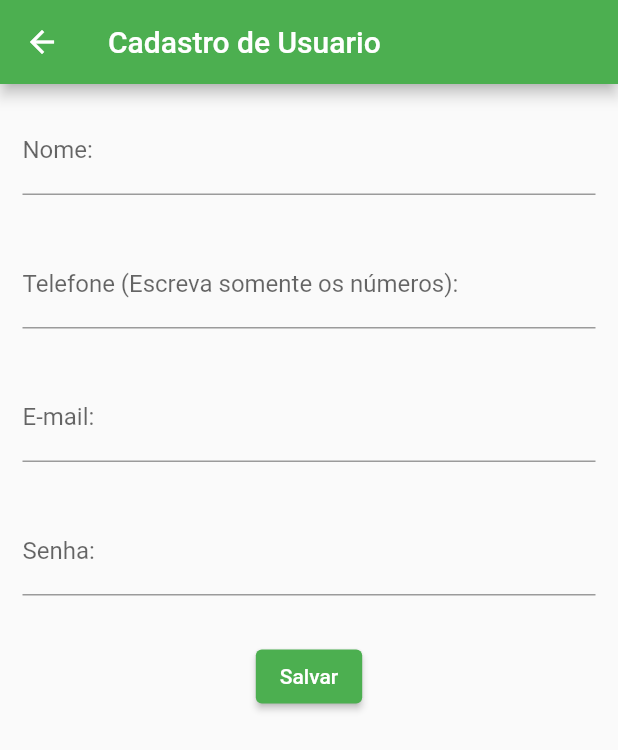
After one commit to souza99/d_d_master_flutter, a Flutter app: the screen it shows after launch, after a tap on "Cadastro de Usuario", on a phone screen of 412 x 824 dp. The commit adds this screen. Shown: the top 750 px of the screen. Run offline on Flutter 3.47's test engine with Material 2 defaults, Android fonts, the phone set to English and light mode, and no system bars; our stand-ins replace sqflite; accounts and stored records are empty.

Commit message:
Feita tela de cadastro de usuario, retirado pasta de estilos uma vez que não são mais necessários adicionadas dependencias do sqlite

```diff
--- a/lib/Styles/colors.dart
+++ /dev/null
@@ -1,7 +0,0 @@
-import 'package:flutter/material.dart';
-
-class Cores {
-  Color Verde() {
-    return Color.fromRGBO(0, 204, 0, 1);
-  }
-}
--- a/lib/View/menu.dart
+++ b/lib/View/menu.dart
@@ -1,9 +1,9 @@
 import 'package:flutter/material.dart';
-import '../Styles/colors.dart' as colors;
 
 class Menu extends StatelessWidget {
   String? email;
   String? senha;
+
   Widget criarBotao(String nomeBotao, VoidCallback? acaoBotao) {
     return ElevatedButton(
       child: Text(nomeBotao),
@@ -23,7 +23,7 @@ class Menu extends StatelessWidget {
     return Scaffold(
         appBar: AppBar(
           title: const Center(child: Text("Rpg Master")),
-          backgroundColor: colors.Cores().Verde(),
+          backgroundColor: Colors.green,
         ),
         body: Center(
           child: Column(
@@ -75,7 +75,9 @@ class Menu extends StatelessWidget {
               criarBotao("Hello World",
                   () => Navigator.pushNamed(context, "/helloWorld")),
               criarBotao("Calculadora",
-                  () => Navigator.pushNamed(context, "/calculadora"))
+                  () => Navigator.pushNamed(context, "/calculadora")),
+              criarBotao("Cadastro de Usuario",
+                      () => Navigator.pushNamed(context, "/usuarioCadastro"))
             ],
           ),
         ));
--- /dev/null
+++ b/lib/View/usuario_cadastro.dart
@@ -0,0 +1,106 @@
+import 'package:flutter/material.dart';
+import 'package:path/path.dart';
+import 'package:sqflite/sqflite.dart';
+
+class UsuarioCadastro extends StatelessWidget {
+
+  UsuarioCadastro({Key? key}) : super(key: key);
+
+  late int? id;
+  late String nome;
+  late String telefone;
+  late String email;
+  late String senha;
+
+  Future<int> salvarUsuario(String nome, String telefone, String email, String senha, [int? id]) async {
+    String caminho = join(await getDatabasesPath(), 'banco');
+    Database banco = await openDatabase(caminho, version: 1);
+
+    String sql;
+    Future<int> linhasAfetadas;
+    if (id == null) {
+      sql = 'INSERT INTO usuario (nome, telefone, email, senha) VALUES (?,?,?,?)';
+      linhasAfetadas = banco.rawInsert(sql, [nome, telefone, ]);
+    } else {
+      sql = 'UPDATE usuario SET nome = ?, telefone = ?, email = ?, senha = ? WHERE id = ?';
+      linhasAfetadas = banco.rawUpdate(sql, [nome, telefone, email, senha, id]);
+    }
+    return linhasAfetadas;
+  }
+
+
+  @override
+  Widget build(BuildContext context) {
+    return Scaffold(
+      appBar: AppBar(
+        title: const Text("Cadastro de Usuario", textAlign: TextAlign.center,),
+        backgroundColor: Colors.green,
+      ),
+      body: SingleChildScrollView(
+        child: Column(
+          children: [
+            Padding(padding: EdgeInsets.all(15),
+              child: TextFormField(
+                onChanged: (value) => nome = value,
+                keyboardType: TextInputType.text,
+                decoration: const InputDecoration(
+                  label: Text("Nome:"),
+                  hintText: "Ex: João José da Costa",
+                ),
+              ),
+            ),
+
+            Padding(padding: EdgeInsets.all(15),
+              child: TextFormField(
+                onChanged: (value) => telefone = value,
+                keyboardType: TextInputType.text,
+                decoration: const InputDecoration(
+                  label: Text("Telefone (Escreva somente os números): "),
+                  hintText: "Ex: 01999999999",
+                ),
+              ),
+            ),
+
+            Padding(padding: EdgeInsets.all(15),
+              child: TextFormField(
+                onChanged: (value) => email = value,
+                keyboardType: TextInputType.text,
+                decoration: const InputDecoration(
+                  label: Text("E-mail:"),
+                  hintText: "Ex: exemplo@email.com",
+                ),
+              ),
+            ),
+
+            Padding(padding: EdgeInsets.all(15),
+              child: TextFormField(
+                onChanged: (value) => senha = value,
+                keyboardType: TextInputType.visiblePassword,
+                decoration: const InputDecoration(
+                  label: Text("Senha:"),
+                  hintText: "Ex: 123456",
+                ),
+              ),
+            ),
+
+            Padding(padding: const EdgeInsets.all(15),
+              child: ElevatedButton(
+                child: const Text("Salvar"),
+                style: ButtonStyle(
+                  backgroundColor: MaterialStateProperty.all<Color>(Colors.green),
+                ),
+                onPressed: () {
+                  salvarUsuario(nome, telefone, email, senha, id);
+                  Navigator.pop(context);
+                },
+              ),
+            ),
+
+          ],
+        ),
+      )
+    );
+    throw UnimplementedError();
+  }
+
+}
--- a/lib/main.dart
+++ b/lib/main.dart
@@ -3,6 +3,7 @@ import 'package:rpg_d_d_flutter/View/hello_world.dart';
 import 'package:rpg_d_d_flutter/View/calculadora.dart';
 import 'package:rpg_d_d_flutter/View/menu.dart';
 import 'package:flutter/material.dart';
+import 'package:rpg_d_d_flutter/View/usuario_cadastro.dart';
 
 void main() {
   runApp(const MyApp());
@@ -24,6 +25,7 @@ class MyApp extends StatelessWidget {
         "/calcularIdade": (context) => CalcularIdade(),
         "/helloWorld": (context) => HelloWorld(),
         "/calculadora": (context) => Calculadora(),
+        "/usuarioCadastro": (context) => UsuarioCadastro(),
       },
       // const MyHomePage(title: 'Primeiro app'),
     );
--- a/pubspec.yaml
+++ b/pubspec.yaml
@@ -34,6 +34,9 @@ dependencies:
   # The following adds the Cupertino Icons font to your application.
   # Use with the CupertinoIcons class for iOS style icons.
   cupertino_icons: ^1.0.2
+
+  sqflite:
+  path:
 
 dev_dependencies:
   flutter_test:
```
Also changed, not shown: pubspec.lock.
